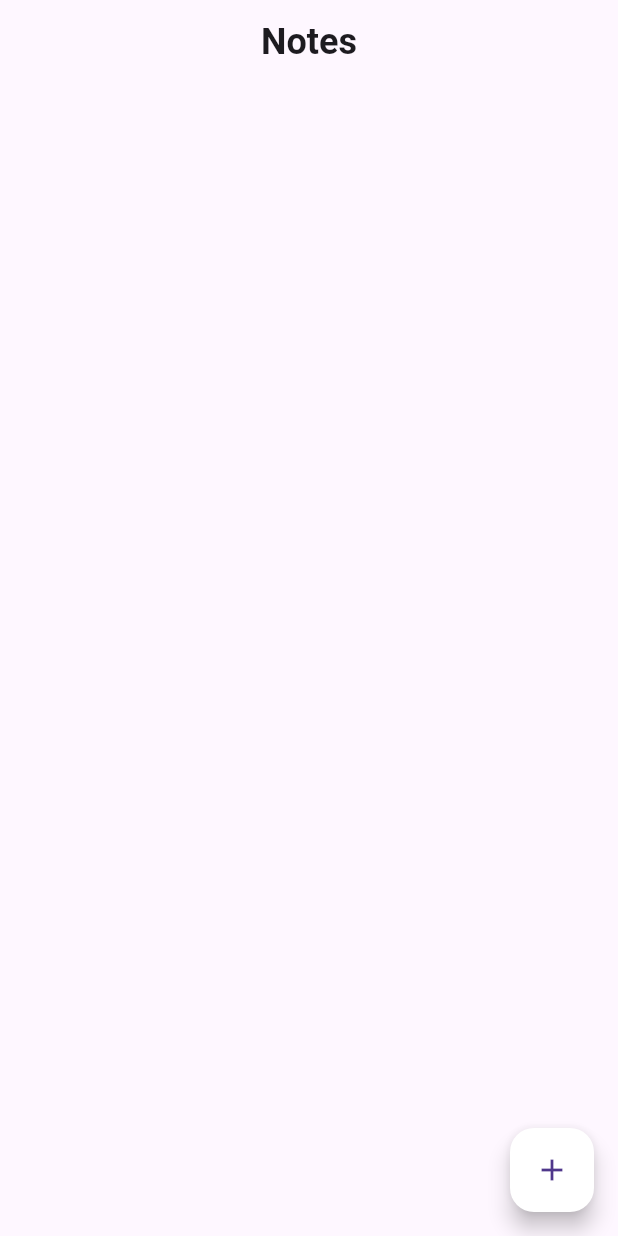
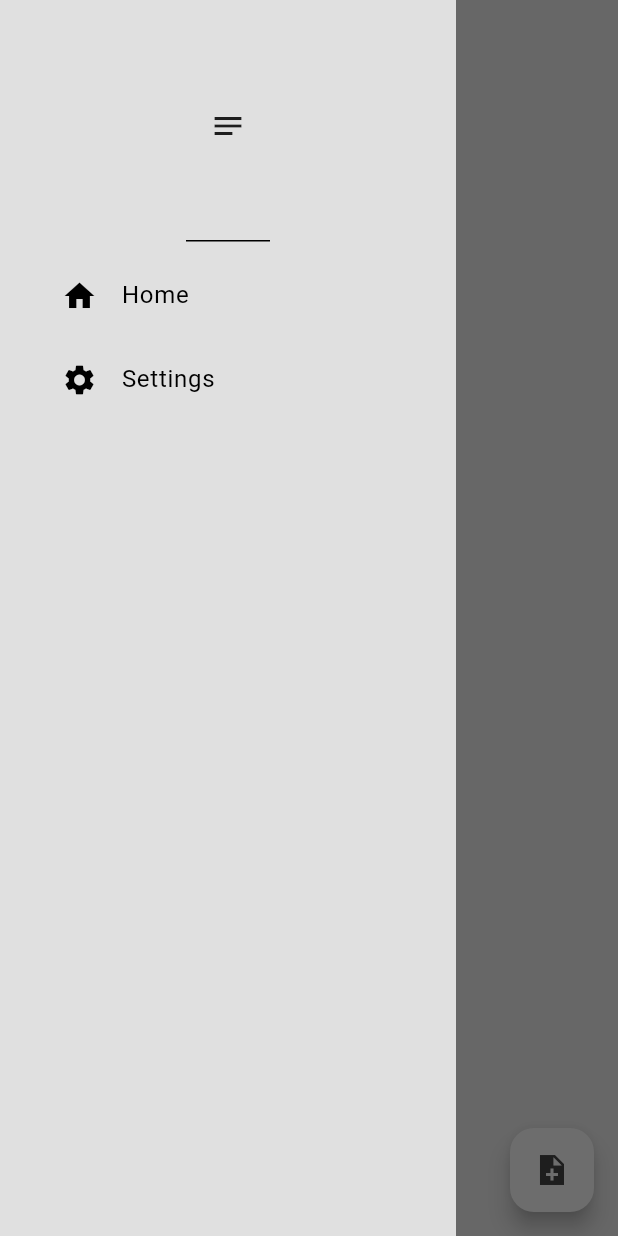
Before and after one commit to Chinokoo/notes_app, a Flutter app: the screen it shows after launch, with the side drawer open (before the commit the screen has no drawer), on a phone screen of 412 x 824 dp. Run offline on Flutter 3.47's test engine with Material 3 defaults, Android fonts, the phone set to English and light mode, and no system bars; our stand-ins replace google_fonts, isar, popover; accounts and stored records are empty; generated files the repository leaves out were written again.

Commit message:
Create: dark mode

```diff
--- /dev/null
+++ b/lib/components/drawer.dart
@@ -0,0 +1,40 @@
+import 'package:flutter/material.dart';
+import 'package:notes_app/components/drawer_tile.dart';
+import 'package:notes_app/pages/settings.dart';
+
+class MyDrawer extends StatelessWidget {
+  const MyDrawer({super.key});
+
+  @override
+  Widget build(BuildContext context) {
+    return Drawer(
+      //backgroundColor: Theme.of(context).colorScheme.surface,
+      shape: const ContinuousRectangleBorder(borderRadius: BorderRadius.zero),
+      child: Column(
+        children: [
+          //drawer header.
+          const DrawerHeader(child: Icon(Icons.notes_sharp)),
+
+          //tiles in the drawer.
+          DrawerTile(
+            icon: const Icon(Icons.home),
+            drawerTileTitle: "Home",
+            onTap: () {
+              Navigator.pop(context);
+            },
+          ),
+          DrawerTile(
+              icon: const Icon(Icons.settings),
+              drawerTileTitle: "Settings",
+              onTap: () {
+                Navigator.pop(context);
+                Navigator.push(
+                    context,
+                    MaterialPageRoute(
+                        builder: (context) => const SettingsPage()));
+              })
+        ],
+      ),
+    );
+  }
+}
--- /dev/null
+++ b/lib/components/drawer_tile.dart
@@ -0,0 +1,24 @@
+import 'package:flutter/material.dart';
+
+class DrawerTile extends StatelessWidget {
+  final String drawerTileTitle;
+  final Icon icon;
+  final void Function()? onTap;
+  const DrawerTile(
+      {super.key,
+      required this.icon,
+      required this.drawerTileTitle,
+      required this.onTap});
+
+  @override
+  Widget build(BuildContext context) {
+    return Padding(
+      padding: const EdgeInsets.only(left: 25.0),
+      child: ListTile(
+        leading: icon,
+        title: Text(drawerTileTitle),
+        onTap: onTap,
+      ),
+    );
+  }
+}
--- a/lib/main.dart
+++ b/lib/main.dart
@@ -1,6 +1,7 @@
 import 'package:flutter/material.dart';
 import 'package:notes_app/models/note_database.dart';
 import 'package:notes_app/pages/notes_page.dart';
+import 'package:notes_app/theme/theme_provider.dart';
 import 'package:provider/provider.dart';
 
 void main() async {
@@ -8,10 +9,10 @@ void main() async {
   WidgetsFlutterBinding.ensureInitialized();
   await NoteDatabase.init();
 
-  runApp(ChangeNotifierProvider(
-    create: (context) => NoteDatabase(),
-    child: const MyApp(),
-  ));
+  runApp(MultiProvider(providers: [
+    ChangeNotifierProvider(create: (context) => NoteDatabase()),
+    ChangeNotifierProvider(create: (context) => ThemeProvider()),
+  ], child: const MyApp()));
 }
 
 class MyApp extends StatelessWidget {
@@ -21,7 +22,8 @@ class MyApp extends StatelessWidget {
   Widget build(BuildContext context) {
     return MaterialApp(
       debugShowCheckedModeBanner: false,
-      home: NotesPage(),
+      home: const NotesPage(),
+      theme: Provider.of<ThemeProvider>(context).themeData,
     );
   }
 }
--- a/lib/pages/notes_page.dart
+++ b/lib/pages/notes_page.dart
@@ -1,4 +1,7 @@
+import 'package:flutter/cupertino.dart';
 import 'package:flutter/material.dart';
+import 'package:google_fonts/google_fonts.dart';
+import 'package:notes_app/components/drawer.dart';
 import 'package:notes_app/components/notes_tile.dart';
 import 'package:notes_app/models/note_database.dart';
 import 'package:provider/provider.dart';
@@ -34,13 +37,15 @@ class _NotesPageState extends State<NotesPage> {
     showDialog(
       context: context,
       builder: (context) => AlertDialog(
+        backgroundColor: Theme.of(context).colorScheme.secondary,
         shape: const ContinuousRectangleBorder(borderRadius: BorderRadius.zero),
         content: TextField(
           controller: textController,
-          decoration: const InputDecoration(
-            border: InputBorder.none,
-            hintText: 'Enter your note here',
-          ),
+          decoration: InputDecoration(
+              border: InputBorder.none,
+              hintText: 'Enter your note here',
+              hintStyle: TextStyle(
+                  color: Theme.of(context).colorScheme.inversePrimary)),
         ),
         actions: [
           MaterialButton(
@@ -70,18 +75,34 @@ class _NotesPageState extends State<NotesPage> {
   @override
   Widget build(BuildContext context) {
     return Scaffold(
+        backgroundColor: Theme.of(context).colorScheme.surface,
+        //app bar or the header where the drawer button is placed
         appBar: AppBar(
-          title: const Center(
-              child: Text(
-            'Notes',
-            style: TextStyle(fontWeight: FontWeight.bold, fontSize: 24),
-          )),
+          elevation: 0,
+          backgroundColor: Colors.transparent,
+          foregroundColor: Theme.of(context).colorScheme.inversePrimary,
         ),
+
+        //floating action button to create a note
         floatingActionButton: FloatingActionButton(
           onPressed: createNote,
-          backgroundColor: Colors.white,
-          child: const Icon(Icons.add),
+          backgroundColor: Theme.of(context).colorScheme.primary,
+          child: Icon(
+            Icons.note_add_sharp,
+            color: Theme.of(context).colorScheme.inversePrimary,
+          ),
         ),
-        body: const NotesTile());
+        drawer: const MyDrawer(),
+        body: Column(crossAxisAlignment: CrossAxisAlignment.start, children: [
+          Padding(
+            padding: const EdgeInsets.only(left: 25.0),
+            child: Text("Notes",
+                style: GoogleFonts.dmSerifText(
+                    color: Theme.of(context).colorScheme.inversePrimary,
+                    fontSize: 40,
+                    fontWeight: FontWeight.bold)),
+          ),
+          const Expanded(child: NotesTile())
+        ]));
   }
 }
--- /dev/null
+++ b/lib/theme/theme.dart
@@ -0,0 +1,21 @@
+import 'package:flutter/material.dart';
+
+ThemeData lightMode = ThemeData(
+  brightness: Brightness.light,
+  colorScheme: ColorScheme.light(
+    surface: Colors.grey.shade300,
+    primary: Colors.grey.shade200,
+    secondary: Colors.grey.shade400,
+    inversePrimary: Colors.grey.shade800,
+  ),
+);
+
+ThemeData darkMode = ThemeData(
+  brightness: Brightness.dark,
+  colorScheme: ColorScheme.dark(
+    surface: Colors.grey.shade800,
+    primary: Colors.grey.shade700,
+    secondary: Colors.grey.shade600,
+    inversePrimary: Colors.grey.shade200,
+  ),
+);
--- /dev/null
+++ b/lib/theme/theme_provider.dart
@@ -0,0 +1,28 @@
+import 'package:flutter/material.dart';
+import 'package:notes_app/theme/theme.dart';
+
+class ThemeProvider extends ChangeNotifier {
+  //initially set the theme to light mode
+  ThemeData _themeData = lightMode;
+
+  //getter method to access the theme from other parts of the code
+  ThemeData get themeData => _themeData;
+
+  //getter method to see if we are in dark mode or light mode
+  bool get isDarkMode => _themeData == darkMode;
+
+  //setter method to change the theme
+  set themeData(ThemeData themeData) {
+    _themeData = themeData;
+    notifyListeners();
+  }
+
+  //we will use this toggle in a switch later on...
+  void toggleTheme() {
+    if (_themeData == lightMode) {
+      themeData = darkMode;
+    } else {
+      themeData = lightMode;
+    }
+  }
+}
--- a/pubspec.yaml
+++ b/pubspec.yaml
@@ -39,6 +39,8 @@ dependencies:
   isar_flutter_libs: ^3.1.0+1
   path_provider: ^2.1.3
   provider: ^6.1.2
+  google_fonts: ^6.2.1
+  popover: ^0.3.0+1
 
 dev_dependencies:
   flutter_test:
```
Also changed, not shown: lib/components/note_settings.dart (added, +37 -0 lines), lib/components/notes_tile.dart (+34 -19 lines), lib/pages/settings.dart (added, +41 -0 lines), pubspec.lock.
